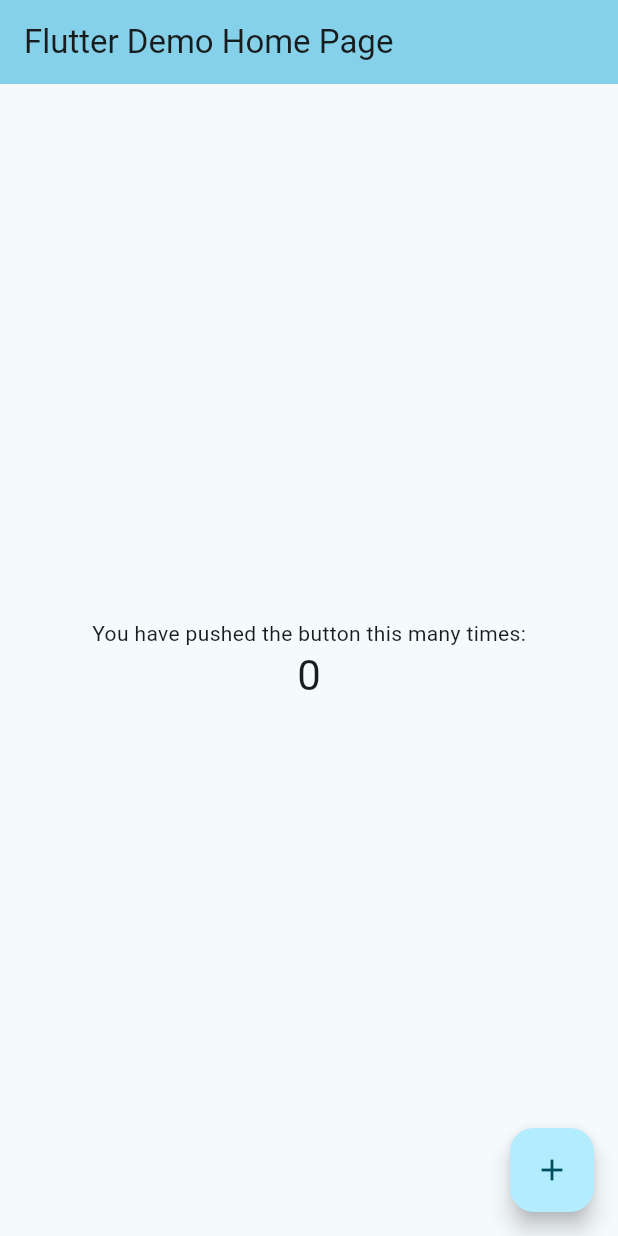
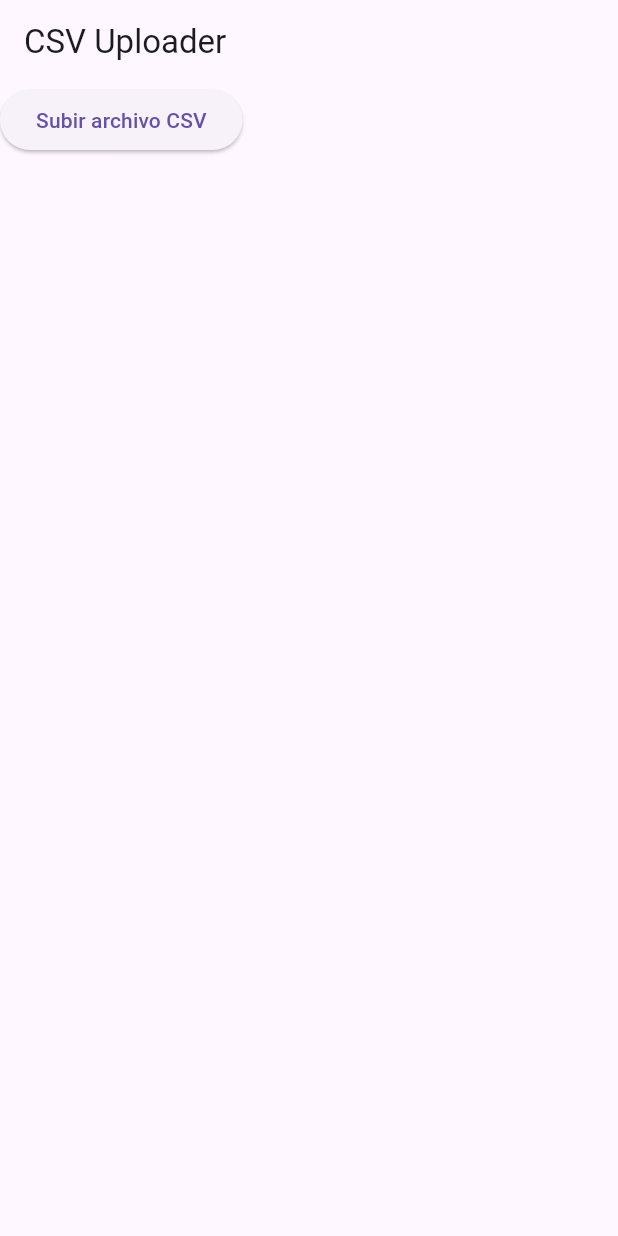
Before and after one commit to IsmaelMooBa/S.D.A-SistemaDesecionEstudiantil, a Flutter app: the screen it shows after launch, on a phone screen of 412 x 824 dp. Run offline on Flutter 3.47's test engine with Material 3 defaults, Android fonts, the phone set to English and light mode, and no system bars; our stand-ins replace file_picker.

Commit message:
APLLICATION MOVIL IN DART

```diff
--- a/flutter_application_1/lib/main.dart
+++ b/flutter_application_1/lib/main.dart
@@ -1,4 +1,8 @@
+import 'dart:convert';
+import 'dart:io';
 import 'package:flutter/material.dart';
+import 'package:file_picker/file_picker.dart';
+import 'package:http/http.dart' as http;
 
 void main() {
   runApp(const MyApp());
@@ -6,59 +10,101 @@ void main() {
 
 class MyApp extends StatelessWidget {
   const MyApp({super.key});
+
   @override
   Widget build(BuildContext context) {
     return MaterialApp(
-      title: 'Cy olaaaa',
-      theme: ThemeData(
-        colorScheme: ColorScheme.fromSeed(seedColor: const Color.fromARGB(255, 58, 156, 183)),
-      ),
-      home: const MyHomePage(title: 'Flutter Demo Home Page'),
+      home: CsvUploader(),
     );
   }
 }
 
-class MyHomePage extends StatefulWidget {
-  const MyHomePage({super.key, required this.title});
-
-  final String title;
+class CsvUploader extends StatefulWidget {
+  const CsvUploader({super.key});
 
   @override
-  State<MyHomePage> createState() => _MyHomePageState();
+  State<CsvUploader> createState() => _CsvUploaderState();
 }
 
-class _MyHomePageState extends State<MyHomePage> {
-  int _counter = 0;
+class _CsvUploaderState extends State<CsvUploader> {
+  String _csvData = '';
+  bool _isLoading = false;
 
-  void _incrementCounter() {
+  Future<void> _pickAndUploadFile() async {
     setState(() {
-      _counter++;
+      _isLoading = true;
+      _csvData = '';
+    });
+
+    final result = await FilePicker.platform.pickFiles(
+      type: FileType.custom,
+      allowedExtensions: ['csv'],
+    );
+
+    if (result != null) {
+      File file = File(result.files.single.path!);
+
+      if (!file.path.endsWith('.csv')) {
+        setState(() {
+          _csvData = 'El archivo seleccionado no es un CSV válido.';
+          _isLoading = false;
+        });
+        return;
+      }
+
+      try {
+        final uri = Uri.parse('http://127.0.0.1:5000/upload');
+        final request = http.MultipartRequest('POST', uri)
+          ..files.add(await http.MultipartFile.fromPath('file', file.path));
+
+        final response = await request.send();
+
+        if (response.statusCode == 200) {
+          final responseData = await response.stream.bytesToString();
+          setState(() {
+            _csvData = responseData;
+          });
+        } else {
+          setState(() {
+            _csvData = 'Error al subir el archivo. Código de estado: ${response.statusCode}';
+          });
+        }
+      } catch (e) {
+        setState(() {
+          _csvData = 'Error de conexión: ${e.toString()}';
+        });
+      }
+    } else {
+      setState(() {
+        _csvData = 'No se seleccionó ningún archivo.';
+      });
+    }
+
+    setState(() {
+      _isLoading = false;
     });
   }
 
   @override
   Widget build(BuildContext context) {
     return Scaffold(
-      appBar: AppBar(
-        backgroundColor: Theme.of(context).colorScheme.inversePrimary,
-        title: Text(widget.title),
-      ),
-      body: Center(
-        child: Column(
-          mainAxisAlignment: MainAxisAlignment.center,
-          children: <Widget>[
-            const Text('You have pushed the button this many times:'),
-            Text(
-              '$_counter',
-              style: Theme.of(context).textTheme.headlineMedium,
+      appBar: AppBar(title: const Text('CSV Uploader')),
+      body: Column(
+        children: [
+          ElevatedButton(
+            onPressed: _pickAndUploadFile,
+            child: const Text('Subir archivo CSV'),
+          ),
+          const SizedBox(height: 20),
+          if (_isLoading)
+            const CircularProgressIndicator(),
+          const SizedBox(height: 20),
+          Expanded(
+            child: SingleChildScrollView(
+              child: Text(_csvData, textAlign: TextAlign.left),
             ),
-          ],
-        ),
-      ),
-      floatingActionButton: FloatingActionButton(
-        onPressed: _incrementCounter,
-        tooltip: 'Increment',
-        child: const Icon(Icons.add),
+          ),
+        ],
       ),
     );
   }
--- a/flutter_application_1/pubspec.yaml
+++ b/flutter_application_1/pubspec.yaml
@@ -34,6 +34,8 @@ dependencies:
   # The following adds the Cupertino Icons font to your application.
   # Use with the CupertinoIcons class for iOS style icons.
   cupertino_icons: ^1.0.8
+  file_picker: ^9.0.2
+  http: ^1.3.0
 
 dev_dependencies:
   flutter_test:
```
Also changed, not shown: flutter_application_1/pubspec.lock, 1 other file.
